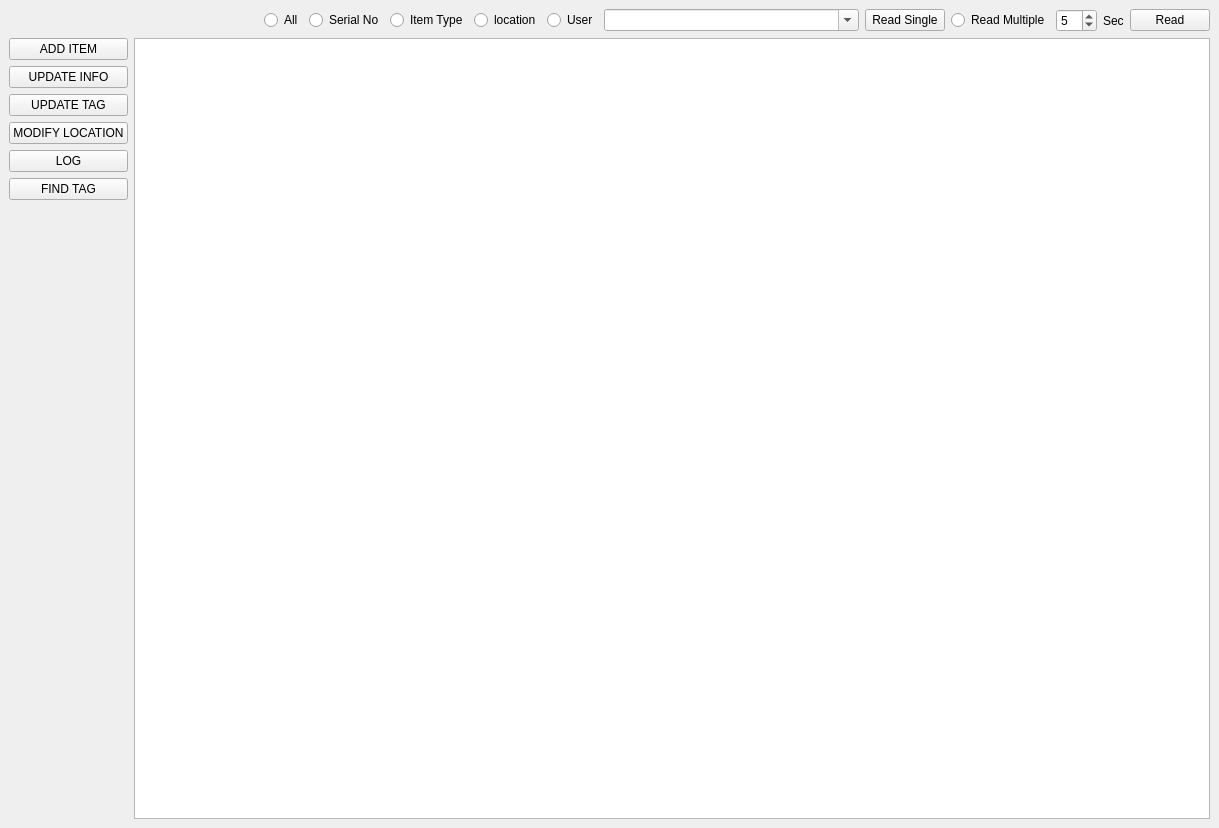
First picture: the form in GUI/uiFiles/Grantha.ui, repository aumanimationstudios/Grantha, before the edit.
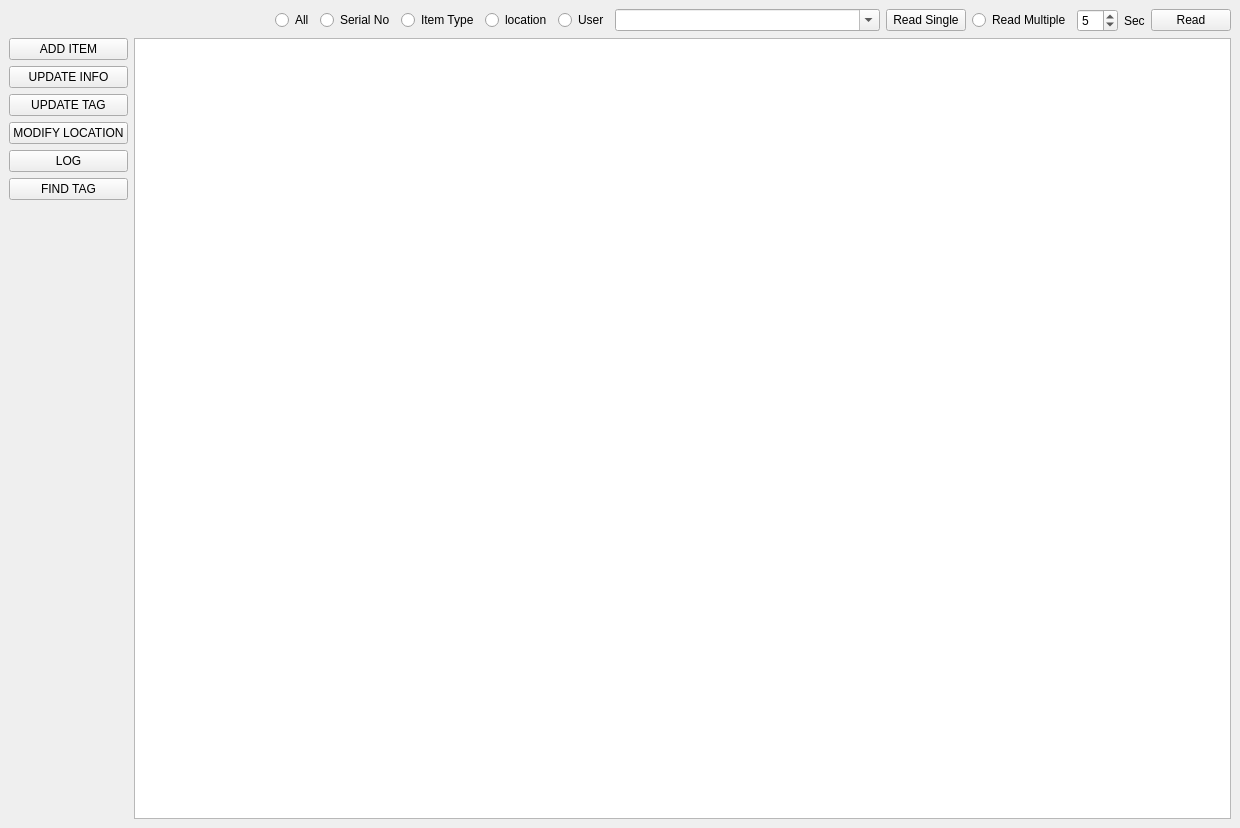
Second picture: the form after the edit. Icons and pictures are not drawn.

Patch:
```diff
--- a/GUI/uiFiles/Grantha.ui
+++ b/GUI/uiFiles/Grantha.ui
@@ -6,7 +6,7 @@
    <rect>
     <x>0</x>
     <y>0</y>
-    <width>1219</width>
+    <width>1240</width>
     <height>828</height>
    </rect>
   </property>
```
Left out of the diff: 8 changed lines with no effect on the pictures.
